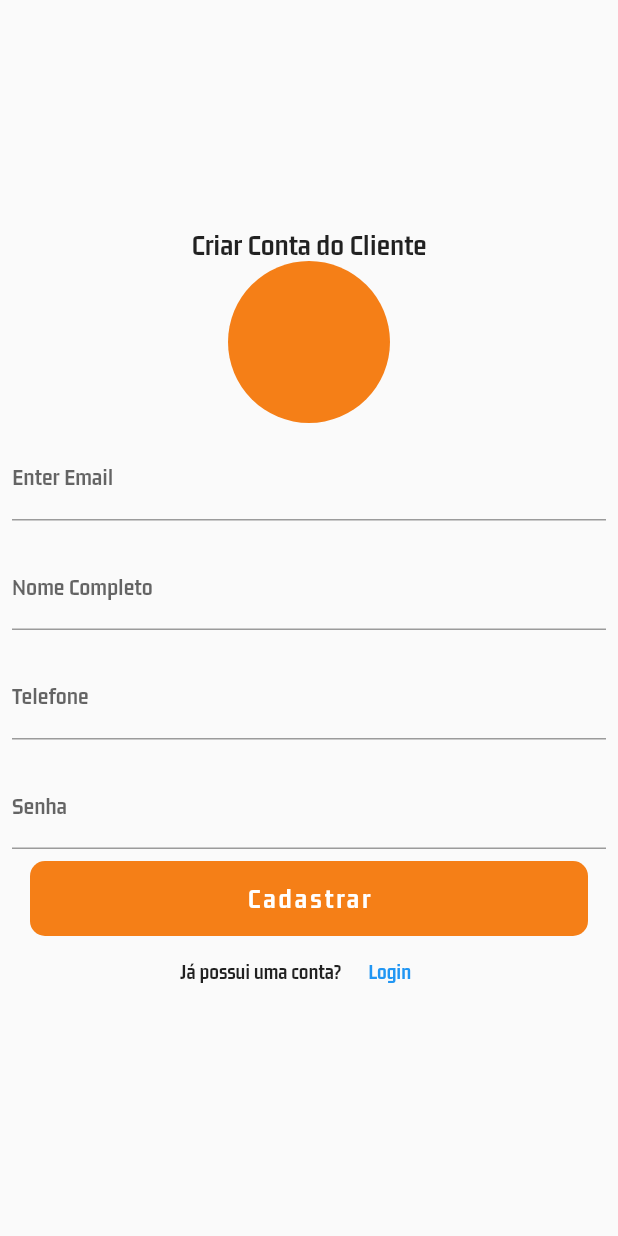
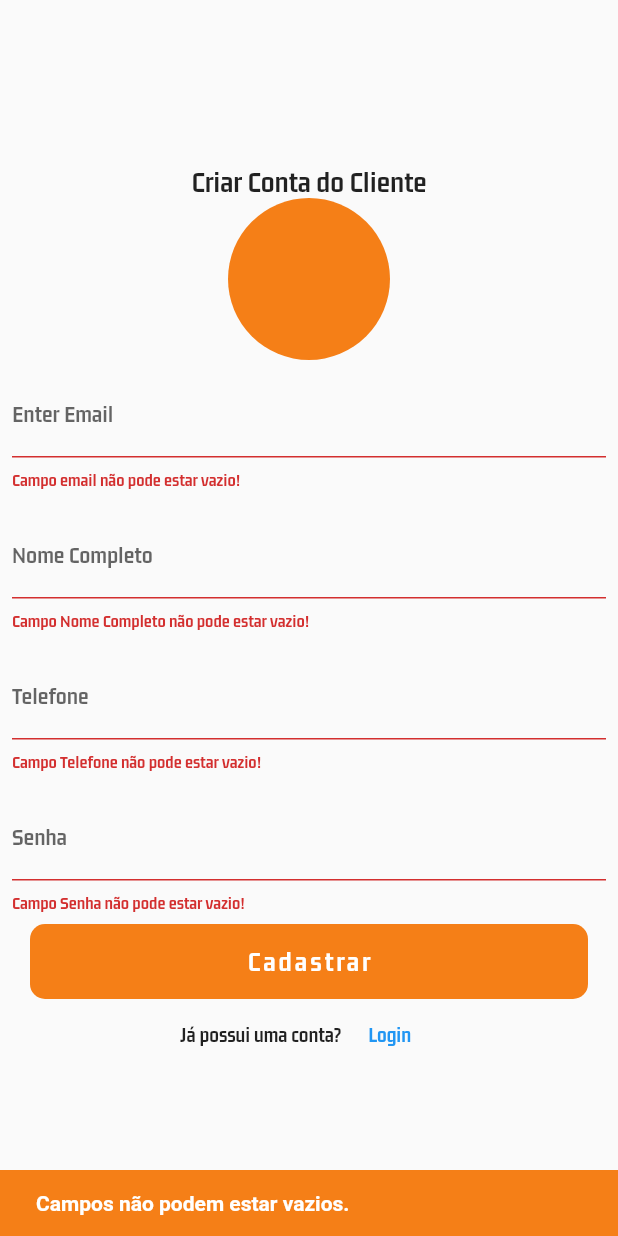
Before and after one commit to amorim66/mobile_cupkat, a Flutter app: the screen it shows after launch, after a tap on "Cadastrar", on a phone screen of 412 x 824 dp. Run offline on Flutter 3.47's test engine with Material 2 defaults, Android fonts, the phone set to English and light mode, and no system bars; our stand-ins replace cloud_firestore, firebase_auth, firebase_core, flutter_svg; accounts and stored records are empty.

Commit message:
login finzalizado

```diff
--- a/lib/controllers/auth_controller.dart
+++ b/lib/controllers/auth_controller.dart
@@ -1,8 +1,11 @@
+import 'package:cloud_firestore/cloud_firestore.dart';
 import 'package:firebase_auth/firebase_auth.dart';
 import 'package:firebase_core/firebase_core.dart';
 
 class AuthController {
   final FirebaseAuth _auth = FirebaseAuth.instance;
+  final FirebaseFirestore _firestore = FirebaseFirestore.instance;
+
   Future<String> signUpUsers(String email, String fullName, String phoneNumber,
       String password) async {
     String res = 'Some error occured';
@@ -17,7 +20,15 @@ class AuthController {
         UserCredential cred = await _auth.createUserWithEmailAndPassword(
             email: email, password: password);
 
-            res = 'success';
+        await _firestore.collection('buyers').doc(cred.user!.uid).set({
+          'email': email,
+          'fullName': fullName,
+          'phoneNumber': phoneNumber,
+          'buyerId': cred.user!.uid,
+          'address': '',
+        });
+
+        res = 'success';
       } else {
         res = 'Os campos não podem estar vazios';
       }
@@ -25,4 +36,23 @@ class AuthController {
 
     return res;
   }
+
+  loginUsers(String email, String password) async {
+    String res = 'Descupe, ocorreu um problema.';
+
+    try {
+      if (email.isNotEmpty && password.isNotEmpty) {
+        await _auth.signInWithEmailAndPassword(
+            email: email, password: password);
+
+            res = 'success';
+      } else {
+        res = 'Os campos não podem estar vazios';
+      }
+    } catch (e) {
+      res = e.toString();
+    }
+
+    return res;
+  }
 }
--- /dev/null
+++ b/lib/utils/show_snackBar.dart
@@ -0,0 +1,10 @@
+import 'package:flutter/material.dart';
+
+showSnack(context, String title) {
+  ScaffoldMessenger.of(context).showSnackBar(SnackBar(
+      backgroundColor: Colors.yellow.shade900,
+      content: Text(
+        title,
+        style: TextStyle(fontWeight: FontWeight.bold),
+      )));
+}
--- a/lib/views/buyers/auth/register_screen.dart
+++ b/lib/views/buyers/auth/register_screen.dart
@@ -1,23 +1,48 @@
 import 'package:flutter/material.dart';
 import 'package:flutter_application_1/controllers/auth_controller.dart';
+import 'package:flutter_application_1/utils/show_snackBar.dart';
 
 import 'login_screen.dart';
 
-class RegisterScreen extends StatelessWidget {
+class RegisterScreen extends StatefulWidget {
+  @override
+  State<RegisterScreen> createState() => _RegisterScreenState();
+}
+
+class _RegisterScreenState extends State<RegisterScreen> {
   final AuthController _authController = AuthController();
 
+  final GlobalKey<FormState> _formKey = GlobalKey<FormState>();
+
   late String email;
+
   late String fullName;
+
   late String phoneNumber;
+
   late String password;
 
-  _signUpUser() async{
-    String res = await _authController.signUpUsers(email, fullName, phoneNumber, password);
+  bool _isLoading = false;
 
-    if(res != 'success'){
-      print(res);
-    } else{
-      print('Good');
+  _signUpUser() async {
+    setState(() {
+      _isLoading = true;
+    });
+    if (_formKey.currentState!.validate()) {
+      await _authController
+          .signUpUsers(email, fullName, phoneNumber, password)
+          .whenComplete(() {
+        setState(() {
+          _formKey.currentState!.reset();
+          _isLoading = false;
+        });
+      });
+      return showSnack(context, 'Parabéns sua Conta foi criada com sucesso!');
+    } else {
+      setState(() {
+        _isLoading = false;
+      });
+      return showSnack(context, 'Campos não podem estar vazios.');
     }
   }
 
@@ -26,6 +51,8 @@ class RegisterScreen extends StatelessWidget {
     return Scaffold(
       body: Center(
         child: SingleChildScrollView(
+          child: Form(
+            key: _formKey,
             child: Column(
               mainAxisAlignment: MainAxisAlignment.center,
               children: [
@@ -40,7 +67,14 @@ class RegisterScreen extends StatelessWidget {
                 Padding(
                   padding: const EdgeInsets.all(8.0),
                   child: TextFormField(
-                  onChanged: (value){
+                    validator: (value) {
+                      if (value!.isEmpty) {
+                        return 'Campo email não pode estar vazio!';
+                      } else {
+                        return null;
+                      }
+                    },
+                    onChanged: (value) {
                       email = value;
                     },
                     decoration: InputDecoration(
@@ -51,7 +85,14 @@ class RegisterScreen extends StatelessWidget {
                 Padding(
                   padding: const EdgeInsets.all(8.0),
                   child: TextFormField(
-                  onChanged: (value){
+                    validator: (value) {
+                      if (value!.isEmpty) {
+                        return 'Campo Nome Completo não pode estar vazio!';
+                      } else {
+                        return null;
+                      }
+                    },
+                    onChanged: (value) {
                       fullName = value;
                     },
                     decoration: InputDecoration(
@@ -62,7 +103,14 @@ class RegisterScreen extends StatelessWidget {
                 Padding(
                   padding: const EdgeInsets.all(8.0),
                   child: TextFormField(
-                  onChanged: (value){
+                    validator: (value) {
+                      if (value!.isEmpty) {
+                        return 'Campo Telefone não pode estar vazio!';
+                      } else {
+                        return null;
+                      }
+                    },
+                    onChanged: (value) {
                       phoneNumber = value;
                     },
                     decoration: InputDecoration(
@@ -73,7 +121,15 @@ class RegisterScreen extends StatelessWidget {
                 Padding(
                   padding: const EdgeInsets.all(8.0),
                   child: TextFormField(
-                  onChanged: (value){
+                    obscureText: true,
+                    validator: (value) {
+                      if (value!.isEmpty) {
+                        return 'Campo Senha não pode estar vazio!';
+                      } else {
+                        return null;
+                      }
+                    },
+                    onChanged: (value) {
                       password = value;
                     },
                     decoration: InputDecoration(
@@ -93,7 +149,9 @@ class RegisterScreen extends StatelessWidget {
                       borderRadius: BorderRadius.circular(10),
                     ),
                     child: Center(
-                      child: Text(
+                        child:_isLoading ? CircularProgressIndicator(
+                          color: Colors.white,
+                        ) : Text(
                       'Cadastrar',
                       style: TextStyle(
                         color: Colors.white,
@@ -110,7 +168,8 @@ class RegisterScreen extends StatelessWidget {
                     Text('Já possui uma conta?'),
                     TextButton(
                       onPressed: () {
-                      Navigator.push(context, MaterialPageRoute(builder: (context) {
+                        Navigator.push(context,
+                            MaterialPageRoute(builder: (context) {
                           return LoginScreen();
                         }));
                       },
@@ -122,6 +181,7 @@ class RegisterScreen extends StatelessWidget {
             ),
           ),
         ),
+      ),
     );
   }
 }
```
Also changed, not shown: lib/views/buyers/auth/login_screen.dart (+63 -4 lines), pubspec.lock, 1 other file. Lines whose indentation alone changed are shown as unchanged.
